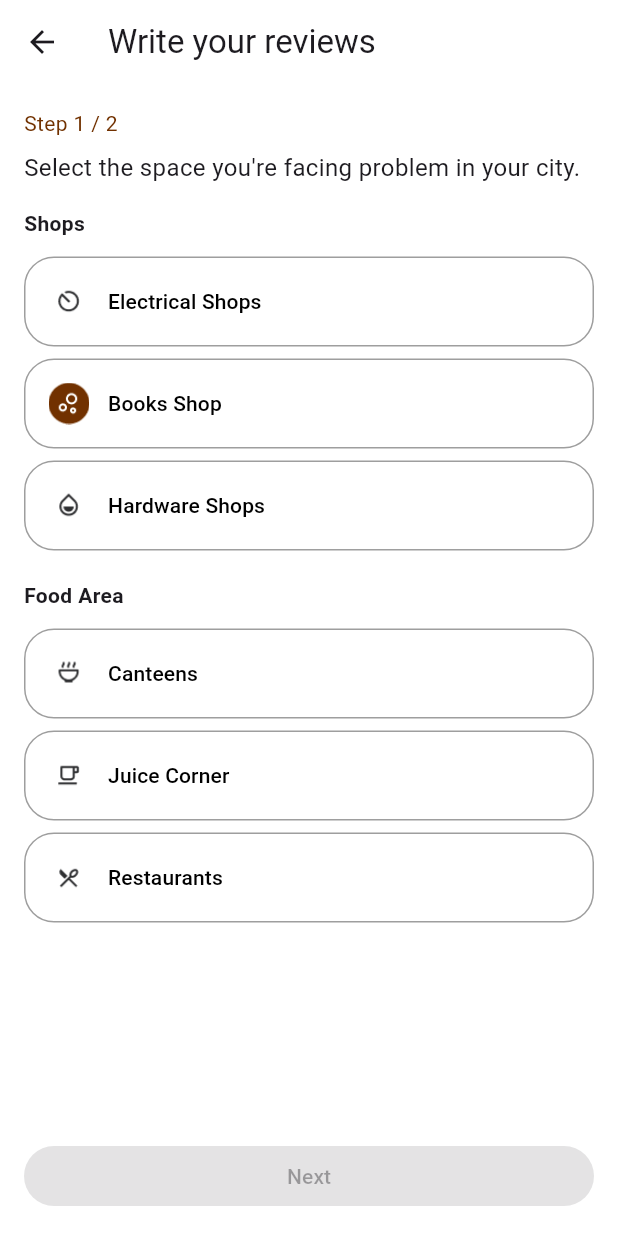
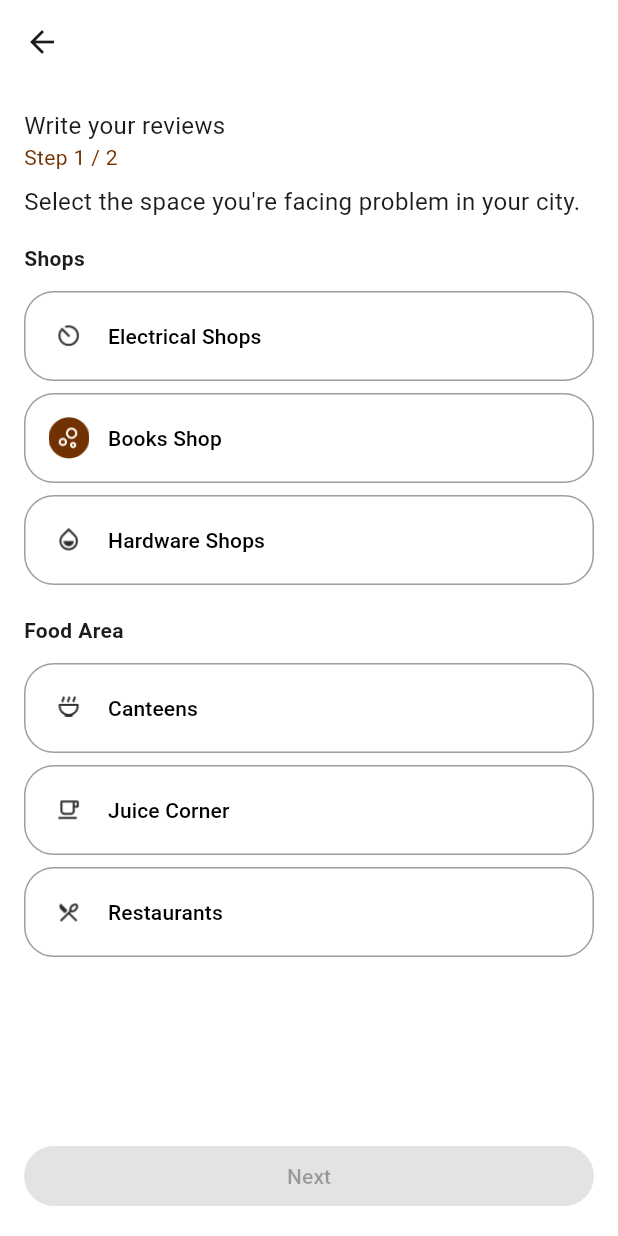
Before and after one commit to Vastu-verma/flutter-app, a Flutter app: the screen it shows after launch, on a phone screen of 412 x 824 dp. Run offline on Flutter 3.47's test engine with Material 3 defaults, Android fonts, the phone set to English and light mode, and no system bars.

Commit message:
initial commit

```diff
--- a/lib/firstScreen.dart
+++ b/lib/firstScreen.dart
@@ -69,7 +69,7 @@ class _StepOneScreenState extends State<StepOneScreen> {
                 Text(
                   option['label']!,
                   style: TextStyle(
-                    color: selectedOption == option['label'] ? Colors.white : Colors.black,
+                    color: selectedOption == option['label'] ? Color.fromRGBO(113,49,0,1) : Colors.black,
                   ),
                 ),
               ],
@@ -86,7 +86,7 @@ class _StepOneScreenState extends State<StepOneScreen> {
       backgroundColor: Colors.white,
       appBar: AppBar(
         backgroundColor: Colors.white,
-        title: const Text('Write your reviews'),
+
         leading: const BackButton(),
       ),
       body: Padding(
@@ -94,6 +94,10 @@ class _StepOneScreenState extends State<StepOneScreen> {
         child: Column(
           crossAxisAlignment: CrossAxisAlignment.start,
           children: [
+            const Text(
+              "Write your reviews",
+              style: TextStyle(fontSize: 16),
+            ),
             const Text("Step 1 / 2", style: TextStyle(color: Color.fromRGBO(113, 49, 0, 1))),
             const SizedBox(height: 8),
             const Text(
```
